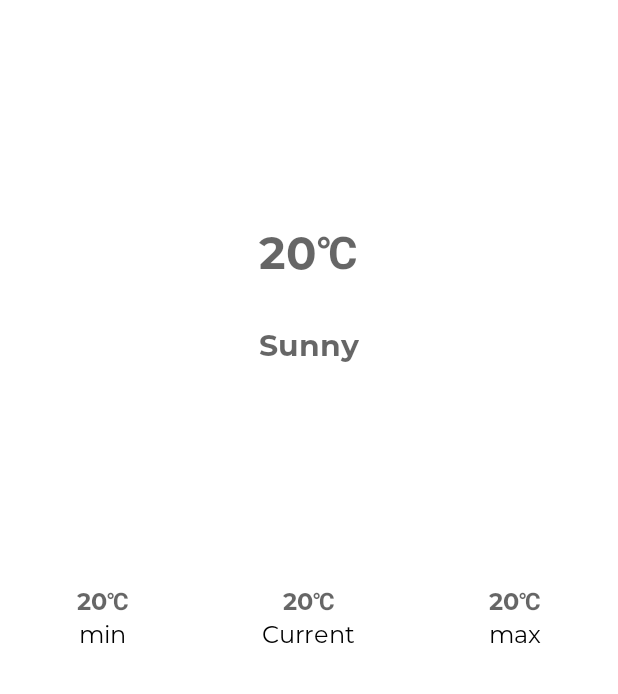
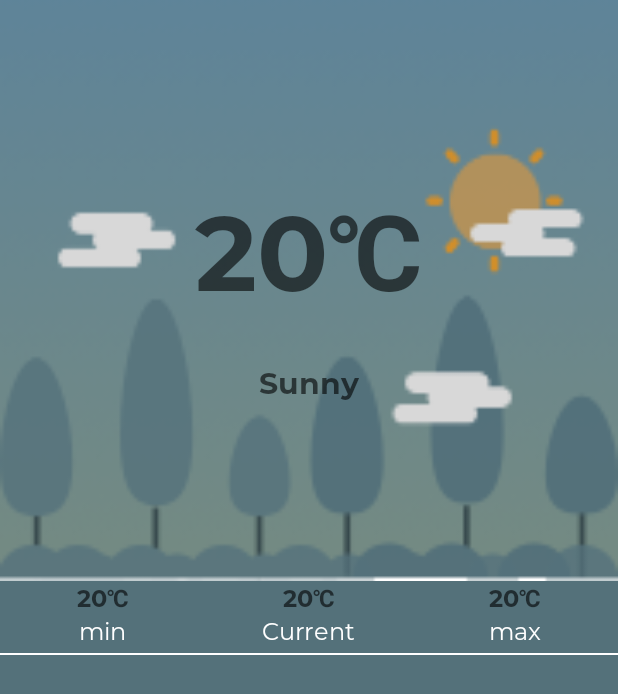
Before and after one commit to RocqJones/WeatherApp, an Android app: the screen it shows after launch (MainActivity), on a phone screen of 412 x 824 dp. Shown: the top 694 px of the screen. Run offline under Robolectric (Android 15) with nearby library versions, the phone set to English and light mode, and no system bars; our stand-ins replace Room's generated code; network calls fail; 2 statements that could not run were skipped.

Commit message:
current weather done

```diff
--- a/app/src/main/java/com/dvt/weatherapp/views/home/HomeFragment.kt
+++ b/app/src/main/java/com/dvt/weatherapp/views/home/HomeFragment.kt
@@ -1,14 +1,17 @@
 package com.dvt.weatherapp.views.home
 
+import android.annotation.SuppressLint
 import android.os.Bundle
 import android.util.Log
 import android.view.LayoutInflater
 import android.view.View
 import android.view.ViewGroup
 import android.widget.Toast
+import androidx.core.content.ContextCompat
 import androidx.fragment.app.Fragment
 import androidx.fragment.app.viewModels
 import com.dvt.weatherapp.BaseApplication
+import com.dvt.weatherapp.R
 import com.dvt.weatherapp.databinding.FragmentHomeBinding
 import com.dvt.weatherapp.models.CurrentResponseModel
 import com.dvt.weatherapp.models.ForecastResponseModel
@@ -215,8 +218,61 @@ class HomeFragment : Fragment() {
     }
 
     /** Display Current weather to UI */
-    private fun displayCurrentToUI(it: CurrentWeatherModel) {
+    @SuppressLint("SetTextI18n")
+    private fun displayCurrentToUI(it: List<CurrentWeatherModel>) {
         try {
+            if (it.toMutableList().isNotEmpty()) {
+                binding.tvDegree.text = "${ReusableUtils.convertKelvinToCelsius(it[0].temperature ?: 0.0)} ℃"
+                binding.tvMinTemp.text = "${ReusableUtils.convertKelvinToCelsius(it[0].temp_min ?: 0.0)} ℃"
+                binding.tvCurrentTemp.text = "${ReusableUtils.convertKelvinToCelsius(it[0].temperature ?: 0.0)} ℃"
+                binding.tvMaxTemp.text = "${ReusableUtils.convertKelvinToCelsius(it[0].temp_max ?: 0.0)} ℃"
+                binding.tvDescription.text = it[0].weatherMain
+
+                when {
+                    it[0].weatherMain.equals("Clouds") -> {
+                        cloudBg()
+                    }
+                    it[0].weatherMain.equals("Rain") -> {
+                        rainBb()
+                    }
+                    else -> {
+                        sunnyBg()
+                    }
+                }
+            } else {
+                cloudBg()
+                checkConnectivityStatus()
+            }
+        } catch (e: Exception) {
+            e.printStackTrace()
+        }
+    }
+
+    private fun cloudBg() {
+        try {
+            binding.linearLayout1.background = ContextCompat.getDrawable(requireContext(), R.drawable.forest_cloudy)
+            binding.linearLayout2.setBackgroundColor(ContextCompat.getColor(requireContext(), R.color.bg_cloudy))
+            binding.rvForecast.setBackgroundColor(ContextCompat.getColor(requireContext(), R.color.bg_cloudy))
+        } catch (e: Exception) {
+            e.printStackTrace()
+        }
+    }
+
+    private fun rainBb() {
+        try {
+            binding.linearLayout1.background = ContextCompat.getDrawable(requireContext(), R.drawable.forest_rainy)
+            binding.linearLayout2.setBackgroundColor(ContextCompat.getColor(requireContext(), R.color.bg_rainy))
+            binding.rvForecast.setBackgroundColor(ContextCompat.getColor(requireContext(), R.color.bg_rainy))
+        } catch (e: Exception) {
+            e.printStackTrace()
+        }
+    }
+
+    private fun sunnyBg() {
+        try {
+            binding.linearLayout1.background = ContextCompat.getDrawable(requireContext(), R.drawable.forest_sunny)
+            binding.linearLayout2.setBackgroundColor(ContextCompat.getColor(requireContext(), R.color.bg_sunny))
+            binding.rvForecast.setBackgroundColor(ContextCompat.getColor(requireContext(), R.color.bg_sunny))
         } catch (e: Exception) {
             e.printStackTrace()
         }
@@ -230,7 +286,7 @@ class HomeFragment : Fragment() {
                     // TODO recyclerView & Adapter
                 }
                 else -> {
-                    getForecastWeather()
+                    checkConnectivityStatus()
                 }
             }
         } catch (e: Exception) {
--- a/app/src/main/res/layout/fragment_home.xml
+++ b/app/src/main/res/layout/fragment_home.xml
@@ -19,9 +19,9 @@
             android:layout_width="wrap_content"
             android:layout_height="wrap_content"
             android:fontFamily="@font/font_bold"
-            android:textSize="30sp"
+            android:textSize="70sp"
             android:hint="@string/_20"
-            android:textColor="@color/black" />
+            android:textColor="@color/white" />
 
         <TextView
             android:id="@+id/tvDescription"
@@ -31,7 +31,7 @@
             android:fontFamily="@font/font_bold"
             android:textSize="20sp"
             android:hint="@string/sunny"
-            android:textColor="@color/black"
+            android:textColor="@color/white"
             android:textAllCaps="true" />
 
     </LinearLayout>
@@ -56,17 +56,18 @@
                 android:fontFamily="@font/font_bold"
                 android:textSize="16sp"
                 android:hint="@string/_20"
-                android:textColor="@color/black"
+                android:textColor="@color/white"
                 android:textAllCaps="true" />
 
             <TextView
                 android:id="@+id/tvMinDescription"
                 android:layout_width="wrap_content"
                 android:layout_height="wrap_content"
+                android:layout_marginBottom="4dp"
                 android:fontFamily="@font/font_regular"
                 android:textSize="16sp"
                 android:text="@string/min"
-                android:textColor="@color/black" />
+                android:textColor="@color/white" />
 
         </LinearLayout>
 
@@ -84,17 +85,18 @@
                 android:fontFamily="@font/font_bold"
                 android:textSize="16sp"
                 android:hint="@string/_20"
-                android:textColor="@color/black"
+                android:textColor="@color/white"
                 android:textAllCaps="true" />
 
             <TextView
                 android:id="@+id/tvCurrentDescription"
                 android:layout_width="wrap_content"
                 android:layout_height="wrap_content"
+                android:layout_marginBottom="4dp"
                 android:fontFamily="@font/font_regular"
                 android:textSize="16sp"
                 android:text="@string/current"
-                android:textColor="@color/black" />
+                android:textColor="@color/white" />
 
         </LinearLayout>
 
@@ -112,17 +114,18 @@
                 android:fontFamily="@font/font_bold"
                 android:textSize="16sp"
                 android:hint="@string/_20"
-                android:textColor="@color/black"
+                android:textColor="@color/white"
                 android:textAllCaps="true" />
 
             <TextView
                 android:id="@+id/tvMaxDescription"
                 android:layout_width="wrap_content"
                 android:layout_height="wrap_content"
+                android:layout_marginBottom="4dp"
                 android:fontFamily="@font/font_regular"
                 android:textSize="16sp"
                 android:text="@string/max"
-                android:textColor="@color/black" />
+                android:textColor="@color/white" />
 
         </LinearLayout>
 
```
